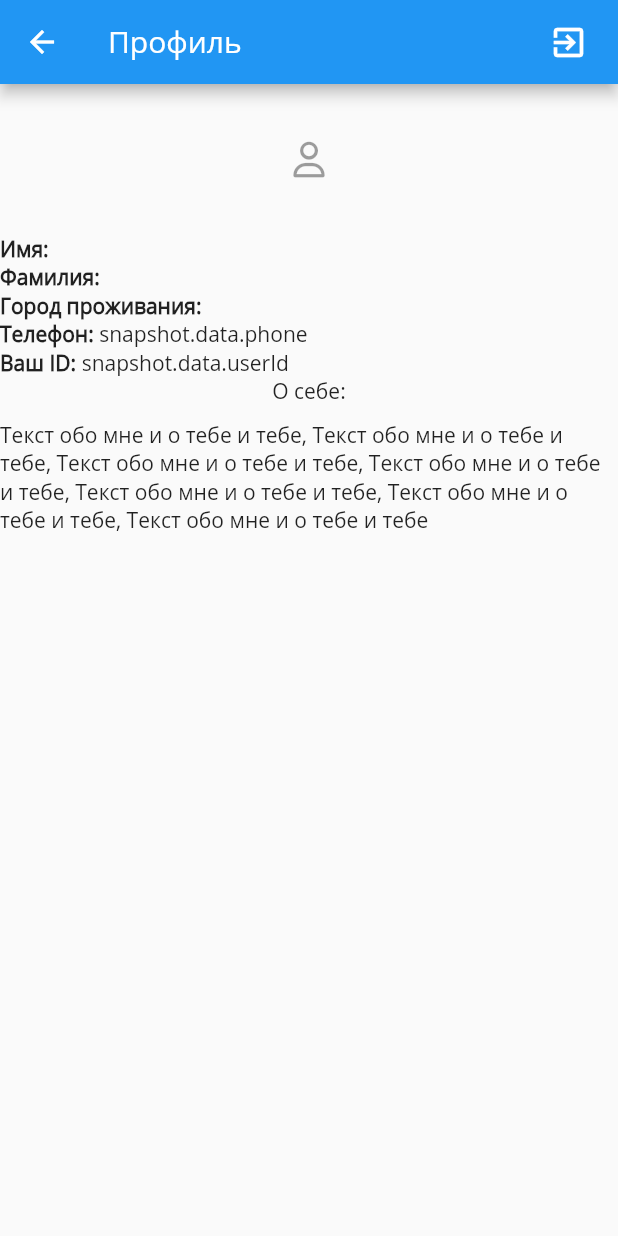
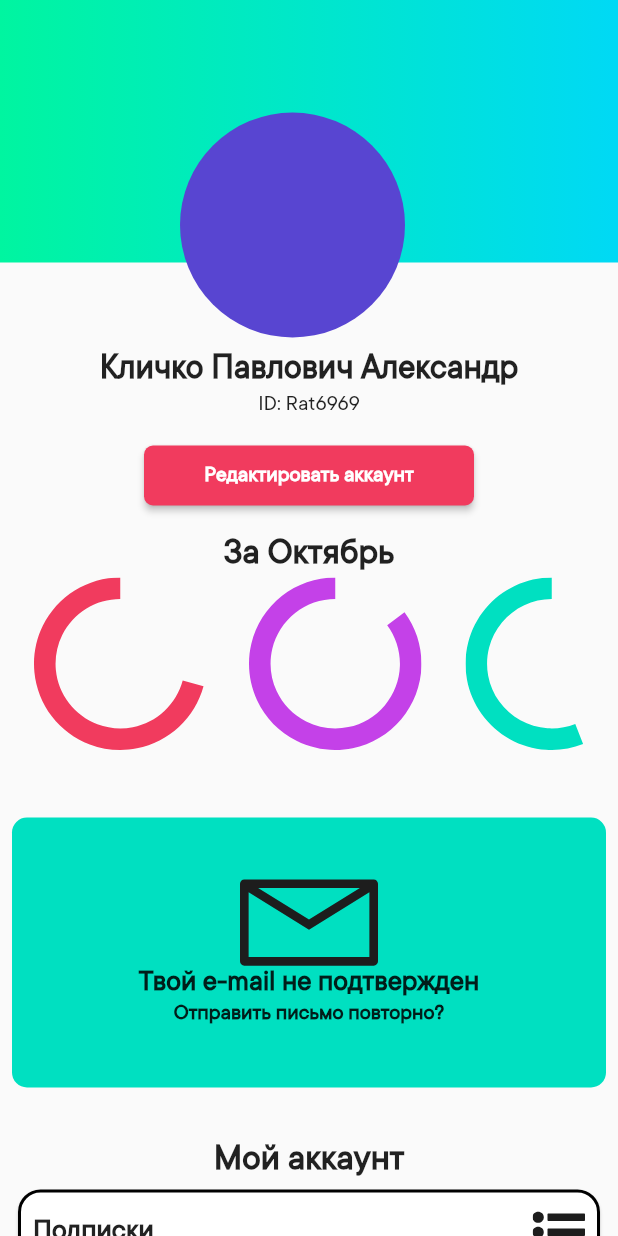
Before and after one commit to Arston24/hackathon-good-company, a Flutter app: the ProfileMainScreen screen opened directly, on a phone screen of 412 x 824 dp. Run offline on Flutter 3.47's test engine with Material 2 defaults, Android fonts, the phone set to English and light mode, and no system bars; our stand-ins replace cloud_firestore, firebase_auth, firebase_core, flutter_icons, flutter_svg; missing offline and left inert: cloud_firestore_web, firebase_analytics_web, firebase_auth_web, firebase_core_web, shared_preferences_web; accounts and stored records are empty; project files that could hold a hidden picture were left out.

Commit message:
user profile v2

```diff
--- a/lib/main.dart
+++ b/lib/main.dart
@@ -13,7 +13,7 @@ class MyApp extends StatelessWidget {
   @override
   Widget build(BuildContext context) {
     return MaterialApp(
-      theme: ThemeData(fontFamily: 'OpenSans'),
+      theme: ThemeData(fontFamily: 'TTCommons'),
       home: IntroScreen(),
     );
   }
--- a/lib/ui/profile/main_profile_screen.dart
+++ b/lib/ui/profile/main_profile_screen.dart
@@ -1,6 +1,7 @@
 import 'package:flutter/cupertino.dart';
 import 'package:flutter/material.dart';
 import 'package:flutter_icons/flutter_icons.dart';
+import 'package:flutter_svg/svg.dart';
 import 'package:hackathon_gc/data/model/user.dart';
 import 'package:hackathon_gc/ui/bloc/bloc.dart';
 import 'package:path/path.dart';
@@ -13,9 +14,10 @@ class ProfileMainScreen extends StatefulWidget {
 }
 
 class ProfileMainScreenState extends State<ProfileMainScreen> {
-
   final bloc = Bloc();
 
+  final profileItemList = ["Подписки", "Мероприятия", "Календарь", "Достижения", "Профессия", "Настройки" ];
+  final profileSettingsIconsList = ["icon_list-with-dots.svg", "icon_flag.svg", "icon_calendar-page-empty.svg", "icon_trophy.svg", "icon_briefcase.svg", "icon_settigns.svg"];
   @override
   void didChangeDependencies() {
     super.didChangeDependencies();
@@ -29,164 +31,224 @@ class ProfileMainScreenState extends State<ProfileMainScreen> {
   @override
   Widget build(BuildContext context) {
     return Scaffold(
-      appBar: AppBar(
-        title: Text('Профиль'),
-        actions: <Widget>[
-          Padding(
-              padding: EdgeInsets.only(right: 20.0),
-              // child: GestureDetector(
-              //   onTap: () {
-              //     Navigator.push(
-              //         context,
-              //         MaterialPageRoute(builder: (context) => EditProfileScreen()));
-              //   },
-              //   child: Icon(
-              //     Icons.edit,
-              //     size: 26.0,
-              //   ),
-              // )
-          ),
-          Padding(
-              padding: EdgeInsets.only(right: 20.0),
-              child: GestureDetector(
-                onTap: () {
-
-                },
-                child: Icon(
-                  Icons.exit_to_app,
-                  size: 26.0,
-                ),
-              )),
-        ],
-      ),
-      body: profile()
-    );
+        // appBar: AppBar(
+        //   title: Text('Профиль'),
+        //   actions: <Widget>[
+        //     Padding(
+        //       padding: EdgeInsets.only(right: 20.0),
+        //       // child: GestureDetector(
+        //       //   onTap: () {
+        //       //     Navigator.push(
+        //       //         context,
+        //       //         MaterialPageRoute(builder: (context) => EditProfileScreen()));
+        //       //   },
+        //       //   child: Icon(
+        //       //     Icons.edit,
+        //       //     size: 26.0,
+        //       //   ),
+        //       // )
+        //     ),
+        //     Padding(
+        //         padding: EdgeInsets.only(right: 20.0),
+        //         child: GestureDetector(
+        //           onTap: () {},
+        //           child: Icon(
+        //             Icons.exit_to_app,
+        //             size: 26.0,
+        //           ),
+        //         )),
+        //   ],
+        // ),
+        body: SingleChildScrollView(
+            // <-- wrap this around
+            child: profile()));
   }
 
   Widget profile() {
     print("profile");
     return FutureBuilder<UserModel>(
       future: bloc.getCurrentUser(),
-      builder: (BuildContext context,
-      AsyncSnapshot<UserModel> snapshot) {
+      builder: (BuildContext context, AsyncSnapshot<UserModel> snapshot) {
         if (snapshot.hasData) {
           print("(snapshot.hasData)");
+
           return Column(
             children: [
               Container(
-                  width: 100,
-                  height: 100,
-                  child: IconButton(
-                    icon: Icon(FontAwesome.user_o),
-                  )
+                width: double.infinity,
+                height: 225,
+                child: Stack(
+                  children: [
+                    Container(
+                      width: double.infinity,
+                      height: 175,
+                      decoration: BoxDecoration(
+                          gradient: LinearGradient(
+                              begin: Alignment.centerLeft,
+                              end: Alignment.centerRight,
+                              colors: [
+                            Color.fromRGBO(0, 245, 160, 1),
+                            Color.fromRGBO(0, 217, 245, 1)
+                          ])),
+                    ),
+                    Positioned(
+                      top: 75,
+                      left: 120,
+                      child: Container(
+                        width: 150,
+                        height: 150,
+                        decoration: BoxDecoration(
+                          borderRadius: BorderRadius.circular(100.0),
+                          color: Color(0xff5845D1),
+                        ),
+                      ),
+                    )
+                  ],
+                ),
               ),
-              Row(children: [Text("Имя: ", style: TextStyle(fontWeight: FontWeight.bold), ), Text("${snapshot.data.firstName}")],),
-              Row(children: [Text("Фамилия: ", style: TextStyle(fontWeight: FontWeight.bold)), Text("${snapshot.data.second_name}")],),
-              Row(children: [Text("Город проживания: ", style: TextStyle(fontWeight: FontWeight.bold)), Text("${snapshot.data.city}")],),
-              Row(children: [Text("Телефон: ", style: TextStyle(fontWeight: FontWeight.bold)), Text("snapshot.data.phone")],),
-              Row(children: [Text("Ваш ID: ", style: TextStyle(fontWeight: FontWeight.bold)), Text("snapshot.data.userId")],),
-              Column(
-                children: [
-                  Text("О себе:"),
-                  Padding(padding: EdgeInsets.all(5)),
-                  Text("Текст обо мне и о тебе и тебе,"
-                      " Текст обо мне и о тебе и тебе, Текст обо мне и о тебе и тебе, Текст обо мне и о тебе и тебе,"
-                      " Текст обо мне и о тебе и тебе, Текст обо мне и о тебе и тебе, Текст обо мне и о тебе и тебе")
-                ],
+              // Padding(padding: EdgeInsets.only(top: 15)),
+              Padding(
+                padding: EdgeInsets.all(8.0),
+                child: Column(
+                  children: [
+                    Row(
+                      mainAxisAlignment: MainAxisAlignment.center,
+                      children: [
+                        Text(
+                            "Кличко Павлович Александр",
+                            // "${snapshot.data.firstName}",
+                            style:
+                            TextStyle(fontWeight: FontWeight.bold, fontSize: 24))
+                      ],
+                    ),
+                    Row(
+                      mainAxisAlignment: MainAxisAlignment.center,
+                      children: [
+                        Text(
+                            "ID: Rat6969",
+                            // "ID: ${snapshot.data.userId}",
+                            style:
+                            TextStyle(fontWeight: FontWeight.w500, fontSize: 15))
+                      ],
+                    ),
+                    Container(
+                      padding: EdgeInsets.only(top: 15),
+                      child: MaterialButton(
+                        minWidth: 220,
+                        height: 40,
+                        child: Text("Редактировать аккаунт",
+                            style:
+                            TextStyle(fontWeight: FontWeight.w600, fontSize: 15)),
+                        // color: Color(0xffF13B5E),
+                        color: Color(0xffF13B5E),
+                        textColor: Colors.white,
+                        onPressed: () {},
+                        shape: RoundedRectangleBorder(
+                            borderRadius: BorderRadius.circular(6)),
+                      ),
+                    ),
+                    Padding(
+                      padding: EdgeInsets.only(top: 15),
+                    ),
+                    Row(
+                      mainAxisAlignment: MainAxisAlignment.center,
+                      children: [
+                        Text("За Октябрь",
+                            style:
+                            TextStyle(fontWeight: FontWeight.w600, fontSize: 25))
+                      ],
+                    ),
+                    Row(mainAxisAlignment: MainAxisAlignment.spaceAround,
+
+                      children: [
+                        SvgPicture.asset("assets/images/Ellipse1.svg"),
+                        // Padding(
+                        //   padding: EdgeInsets.only(left: 20),
+                        // ),
+                        SvgPicture.asset("assets/images/Ellipse2.svg"),
+                        // Padding(
+                        //   padding: EdgeInsets.only(left: 20),
+                        // ),
+                        SvgPicture.asset("assets/images/Ellipse3.svg"),
+                      ],
+                    ),
+                    Padding(
+                      padding: EdgeInsets.only(top: 45),
+                    ),
+                    Container(
+                      width: double.infinity,
+                      height: 180,
+                      decoration: BoxDecoration(
+                        borderRadius: BorderRadius.circular(10.0),
+                        color: Color(0xff00E0C1),
+                      ),
+                      child: Column(
+                        mainAxisAlignment: MainAxisAlignment.center,
+                        crossAxisAlignment: CrossAxisAlignment.center,
+                        children: [
+                          SvgPicture.asset("assets/images/icon_email.svg"),
+                          Text("Твой e-mail не подтвержден",
+                              style: TextStyle(
+                                  fontWeight: FontWeight.w600, fontSize: 20)),
+                          Text("Отправить письмо повторно?",
+                              style: TextStyle(
+                                  fontWeight: FontWeight.w600, fontSize: 15))
+                        ],
+                      ),
+                    ),
+                    Padding(
+                      padding: EdgeInsets.only(top: 35),
+                    ),
+                    Row(
+                      mainAxisAlignment: MainAxisAlignment.center,
+                      children: [
+                        Text("Мой аккаунт",
+                            style:
+                            TextStyle(fontWeight: FontWeight.w600, fontSize: 25))
+                      ],
+                    ),
+                    Container(
+                      height: 420,
+
+                      child: ListView.builder(
+                        itemCount: profileItemList.length,
+                        itemBuilder: (BuildContext context, int index) {
+                          return Container(
+                            height: 65,
+                            child: GestureDetector(
+                              child: Card(
+                                shape: RoundedRectangleBorder(
+                                    side: BorderSide(color: Colors.black, width: 2),
+                                    borderRadius:
+                                    BorderRadius.all(Radius.circular(15.0))),
+                                child: Row(
+                                  children: [
+                                    Padding(padding: EdgeInsets.only(left: 10)),
+                                    Text(profileItemList[index], style: TextStyle(
+                                        fontWeight: FontWeight.w600, fontSize: 20)),
+                                    Spacer(),
+                                    SvgPicture.asset("assets/images/" + profileSettingsIconsList[index]),
+                                    Padding(padding: EdgeInsets.only(right: 10)),
+                                  ],
+                                ),
+                              ),
+                            ),
+                          );
+                        },
+                      ),
+                    )
+                  ],
+                )
               )
+
             ],
           );
         } else {
           print("(snapshot.hasNOData)");
           return Center(child: CircularProgressIndicator());
-        };
+        }
+        ;
       },
-
     );
-
   }
-  // Widget buildInfo(AsyncSnapshot<UserModel> snapshot, BuildContext context) {
-  //   return Scaffold(
-  //     body: SingleChildScrollView(
-  //       child: Column(children: <Widget>[
-  //         Container(margin: EdgeInsets.only(top: 16.0, bottom: 8.0)),
-  //         CircleAvatar(
-  //           radius: 84,
-  //           backgroundColor: EditProfileScreen.colorById(snapshot.data.userId),
-  //           child: ClipOval(
-  //             child: SizedBox(
-  //               width: 300,
-  //               height: 300,
-  //               child: snapshot.data.avatar != null
-  //                   ? Image.network(
-  //                 snapshot.data.avatar,
-  //                 fit: BoxFit.cover,
-  //               )
-  //                   : Center(
-  //                   child: Text(
-  //                       '${snapshot.data.firstName[0]}${snapshot.data.lastName[0]}',
-  //                       style: TextStyle(fontSize: 44, color: Colors.white),
-  //                       textAlign: TextAlign.center)),
-  //             ),
-  //           ),
-  //         ),
-  //         Container(margin: EdgeInsets.only(top: 16.0, bottom: 8.0)),
-  //         Center(
-  //           child: Text('${snapshot.data.firstName} ${snapshot.data.lastName}',
-  //               style: TextStyle(fontSize: 22.0)),
-  //         ),
-  //         Container(margin: EdgeInsets.only(top: 8.0, bottom: 8.0)),
-  //         Padding(
-  //             padding: EdgeInsets.all(16.0),
-  //             child: Center(
-  //               child: Text('${snapshot.data.aboutMe}',
-  //                   style: TextStyle(fontSize: 16.0)),
-  //             )),
-  //         Container(margin: EdgeInsets.only(top: 8.0, bottom: 8.0)),
-  //         Center(
-  //           child: Text('${snapshot.data.company}',
-  //               style: TextStyle(fontSize: 16.0)),
-  //         ),
-  //         Padding(
-  //           padding: EdgeInsets.only(left: 12.0, right: 12.0),
-  //           child:
-  //           Column(crossAxisAlignment: CrossAxisAlignment.start, children: <
-  //               Widget>[
-  //             Container(margin: EdgeInsets.only(top: 8.0)),
-  //             Text('Я ищу (каких людей/услуги/товары):',
-  //                 style:
-  //                 TextStyle(fontSize: 16.0, fontWeight: FontWeight.bold)),
-  //             Container(margin: EdgeInsets.only(top: 8.0)),
-  //             Text('${snapshot.data.interests}',
-  //                 style: TextStyle(fontSize: 16.0)),
-  //             Container(margin: EdgeInsets.only(top: 16.0)),
-  //             Text('Чем могу быть полезен:',
-  //                 style:
-  //                 TextStyle(fontSize: 16.0, fontWeight: FontWeight.bold)),
-  //             Container(margin: EdgeInsets.only(top: 8.0)),
-  //             Text('${snapshot.data.useful}', style: TextStyle(fontSize: 16.0)),
-  //           ]),
-  //         ),
-  //         Row(
-  //           children: [
-  //             Container(padding: EdgeInsets.only(left: 12.0)),
-  //             Text('Ночной режим', style: TextStyle(fontSize: 16.0, fontWeight: FontWeight.bold)),
-  //             Container(padding: EdgeInsets.only(left: 8.0)),
-  //             Switch(
-  //                 value: ThemeController.of(context).currentTheme == 'dark',
-  //                 onChanged: (bool newValue) {
-  //                   setState(() {
-  //                     if(newValue == true){
-  //                       ThemeController.of(context).setTheme('dark');
-  //                     } else{
-  //                       ThemeController.of(context).setTheme('light');
-  //                     }
-  //                   });
-  //                 })
-  //           ],
-  //         )
-  //       ]),
-  //     ),
-  //   );
-  // }
 }
```
Also changed, not shown: pubspec.yaml (+15 -2 lines), assets/fonts/TTCommons-Regular.ttf (added), assets/images/Ellipse1.svg (added), assets/images/Ellipse2.svg (added), assets/images/Ellipse3.svg (added), assets/images/icon_briefcase.svg (added), assets/images/icon_calendar-page-empty.svg (added), assets/images/icon_email.svg (added), assets/images/icon_flag.svg (added), assets/images/icon_list-with-dots.svg (added), assets/images/icon_settigns.svg (added), assets/images/icon_trophy.svg (added).
